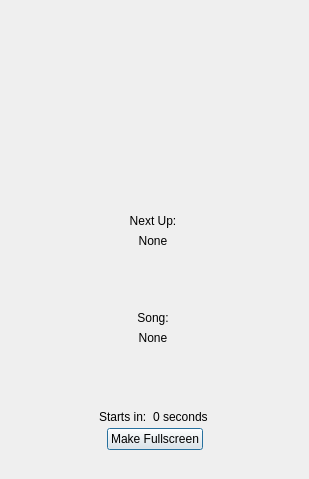
This is src/dlgcdg.ui in OpenKJ/OpenKJ as Qt 5 draws it before an edit. The edited form follows.
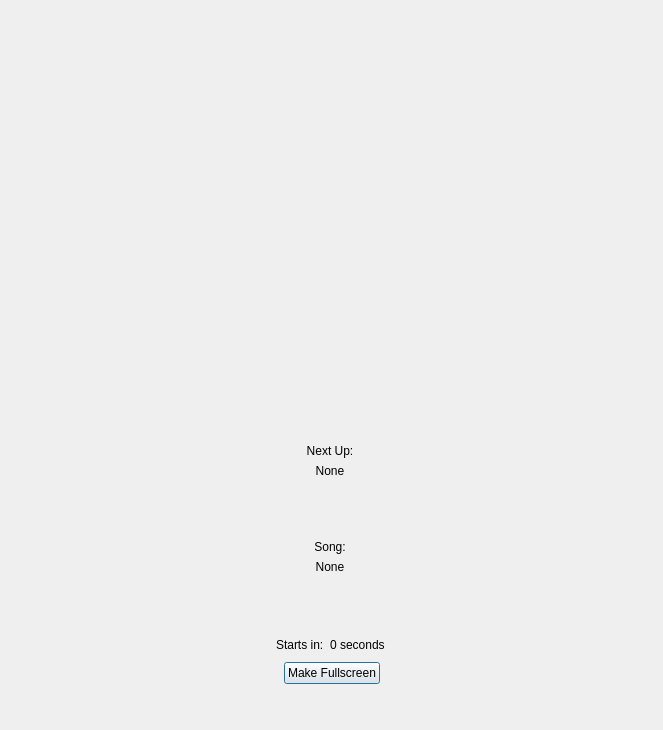
This is the edited form. Icons and pictures are not drawn. Custom widgets are drawn as their Qt base class.

Patch:
```diff
--- a/src/dlgcdg.ui
+++ b/src/dlgcdg.ui
@@ -6,8 +6,8 @@
    <rect>
     <x>0</x>
     <y>0</y>
-    <width>309</width>
-    <height>479</height>
+    <width>663</width>
+    <height>730</height>
    </rect>
   </property>
   <property name="windowTitle">
@@ -17,24 +17,9 @@
    <iconset resource="resources.qrc">
     <normaloff>:/icons/Icons/okjicon.svg</normaloff>:/icons/Icons/okjicon.svg</iconset>
   </property>
-  <layout class="QVBoxLayout" name="verticalLayout_2">
-   <property name="spacing">
-    <number>0</number>
-   </property>
-   <property name="leftMargin">
-    <number>0</number>
-   </property>
-   <property name="topMargin">
-    <number>0</number>
-   </property>
-   <property name="rightMargin">
-    <number>0</number>
-   </property>
-   <property name="bottomMargin">
-    <number>0</number>
-   </property>
+  <layout class="QVBoxLayout" name="verticalLayout_4">
    <item>
-    <widget class="VideoDisplay" name="videoDisplay" native="true">
+    <widget class="VideoDisplay" name="videoDisplayKar" native="true">
      <property name="sizePolicy">
       <sizepolicy hsizetype="Preferred" vsizetype="Expanding">
        <horstretch>0</horstretch>
@@ -96,6 +81,69 @@
      </layout>
     </widget>
    </item>
+   <item>
+    <widget class="VideoDisplay" name="videoDisplayBm" native="true">
+     <property name="sizePolicy">
+      <sizepolicy hsizetype="Preferred" vsizetype="Expanding">
+       <horstretch>0</horstretch>
+       <verstretch>0</verstretch>
+      </sizepolicy>
+     </property>
+     <property name="autoFillBackground">
+      <bool>true</bool>
+     </property>
+     <layout class="QVBoxLayout" name="verticalLayout_2">
+      <property name="spacing">
+       <number>0</number>
+      </property>
+      <property name="leftMargin">
+       <number>0</number>
+      </property>
+      <property name="topMargin">
+       <number>0</number>
+      </property>
+      <property name="rightMargin">
+       <number>0</number>
+      </property>
+      <property name="bottomMargin">
+       <number>0</number>
+      </property>
+      <item>
+       <spacer name="verticalSpacer_4">
+        <property name="orientation">
+         <enum>Qt::Vertical</enum>
+        </property>
+        <property name="sizeHint" stdset="0">
+         <size>
+          <width>20</width>
+          <height>40</height>
+         </size>
+        </property>
+       </spacer>
+      </item>
+      <item>
+       <layout class="QHBoxLayout" name="horizontalLayout_6">
+        <property name="topMargin">
+         <number>10</number>
+        </property>
+        <item>
+         <spacer name="horizontalSpacer_6">
+          <property name="orientation">
+           <enum>Qt::Horizontal</enum>
+          </property>
+          <property name="sizeHint" stdset="0">
+           <size>
+            <width>40</width>
+            <height>20</height>
+           </size>
+          </property>
+         </spacer>
+        </item>
+       </layout>
+      </item>
+     </layout>
+    </widget>
+   </item>
    <item>
     <widget class="QWidget" name="widgetAlert" native="true">
      <property name="sizePolicy">
```
